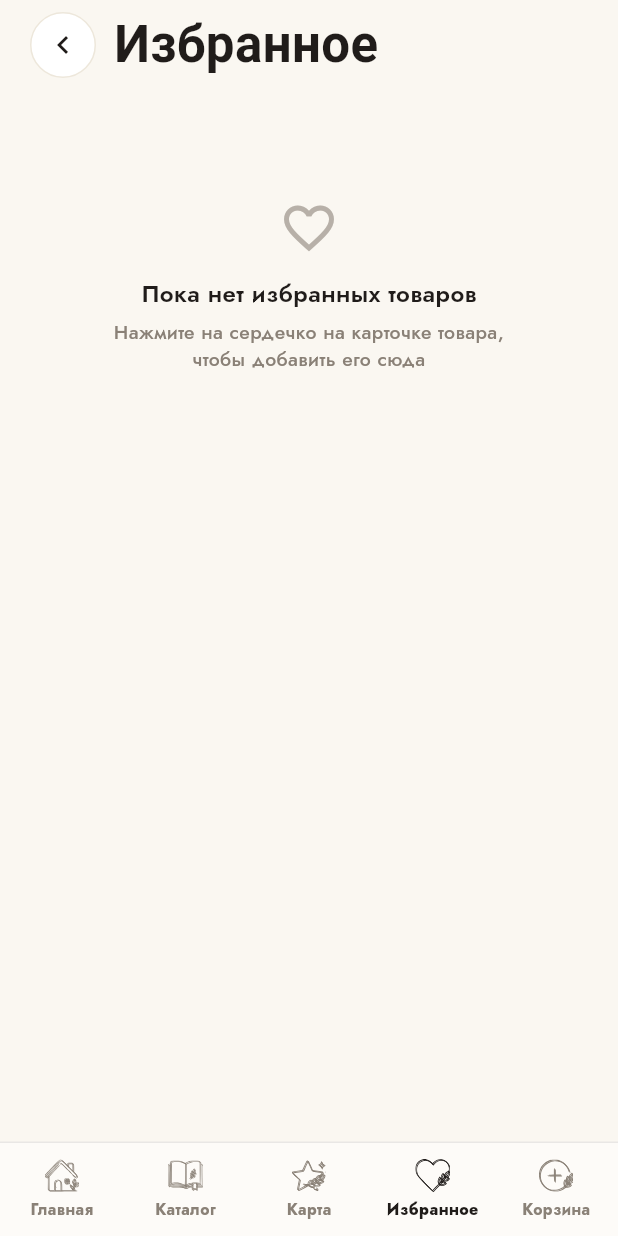
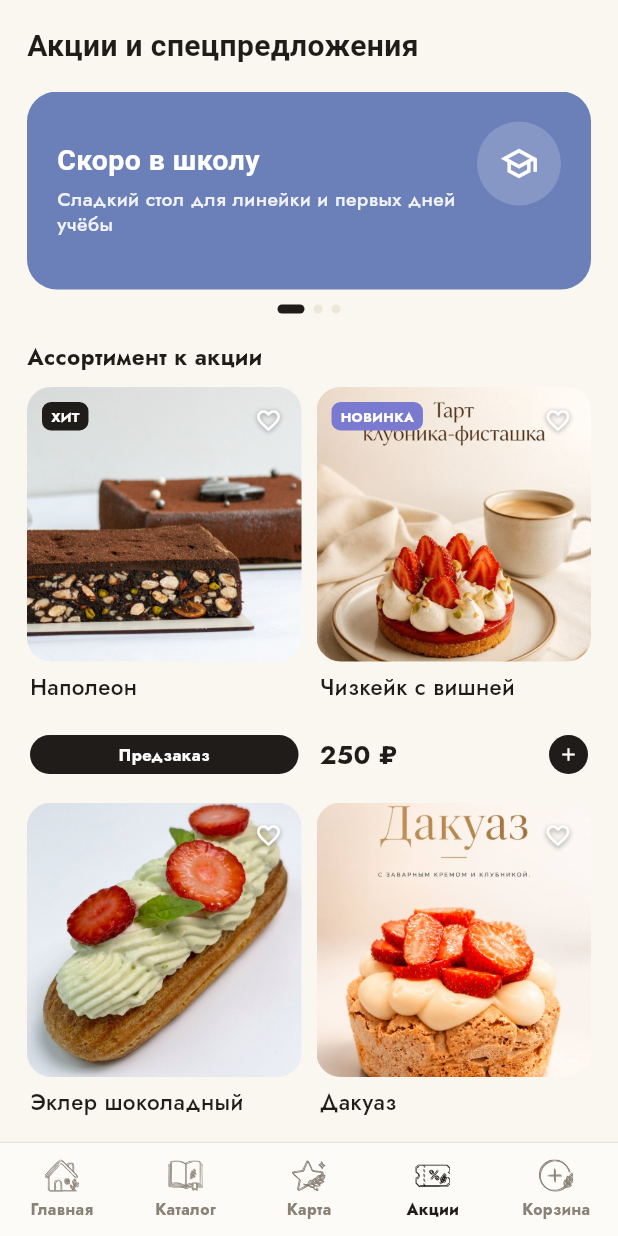
Before and after one commit to Sergey-nv86/vslast-premium, a Flutter app: the screen it shows after launch, item 4 of the bottom bar chosen, on a phone screen of 412 x 824 dp. Run offline on Flutter 3.47's test engine with Material 3 defaults, Android fonts, the phone set to English and light mode, and no system bars; our stand-ins replace flutter_svg, geolocator, google_fonts; missing offline and left inert: yandex_mapkit; accounts and stored records are empty; Roboto replaces fonts that are missing (Alice).

Commit message:
Фиксы главного экрана + новая вкладка 'Акции и спецпредложения'
Фиксы (по скриншотам с бага):
- HomeHeader вынесен из CustomScrollView — теперь всегда на месте, не
  уезжает вместе с 'Популярное'; заодно ушла визуальная коллизия
  прилипшей панели со статус-баром (нечем было раньше резервировать
  место сверху)
- CustomScrollView получил cacheExtent — тап по ещё не проскроленной
  категории не находил её GlobalKey/RenderBox (ленивая сборка sliver'ов)
  и молча ничего не делал; на Каталоге не было бага, т.к. там категории
  работают через обычную фильтрацию, а не scroll-to-section
- popular_section.dart: шрифт названия/цены увеличен (10.5/10 → 12.5/12),
  карточка чуть крупнее (76→84) под него

Новое:
- lib/features/promotions/ — модель Promotion (баннер + список id
  товаров) и экран PromotionsScreen: баннеры на всю ширину, горизонтальный
  PageView, под текущим баннером — ассортимент именно этой акции
- Нижняя навигация: вкладка 'Избранное' заменена на 'Акции' (Избранное
  осталось доступно через меню профиля на Главной — там оно и было)
- main_screen.dart/bottom_nav_bar.dart подключены к новому экрану

```diff
--- a/lib/features/home/screens/home_screen.dart
+++ b/lib/features/home/screens/home_screen.dart
@@ -15,13 +15,12 @@ import '../widgets/home_filter_sheet.dart';
 import '../widgets/home_header.dart';
 import '../widgets/popular_section.dart';
 
-/// Главная — единый CustomScrollView (раньше "Популярное" и витрина были
-/// раздельными: одна часть экрана не прокручивалась, другая скроллилась
-/// внутри своего Expanded). Так был устроен и референс, который прислали
-/// на проверку: "Популярное" уезжает вверх вместе с шапкой, а панель
-/// "Фильтр" + категории — единственное, что прилипает к верху экрана
-/// (SliverPersistentHeader, pinned: true), заняв ровно то место, откуда
-/// уехало "Популярное".
+/// Главная — единый CustomScrollView под шапкой (HomeHeader вынесен
+/// отдельно и всегда на месте, не часть скролла). "Популярное" уезжает
+/// вверх вместе с остальным контентом, а панель "Фильтр" + категории —
+/// единственное, что прилипает к верху этой области (SliverPersistentHeader,
+/// pinned: true), заняв ровно то место, откуда уехало "Популярное". Так
+/// был устроен и референс, который прислали на проверку.
 ///
 /// Товары сгруппированы по категориям (заголовок раздела + сетка 2
 /// колонки). Scroll-spy работает в обе стороны: при прокрутке активный
@@ -167,7 +166,17 @@ class _HomeScreenState extends State<HomeScreen> {
       bottom: false,
       child: Stack(
         children: [
-          LayoutBuilder(
+          Column(
+            children: [
+              // HomeHeader теперь ВСЕГДА на месте — не часть скролла.
+              // Раньше он был первым sliver'ом внутри CustomScrollView и
+              // уезжал вверх вместе с "Популярное"; при прокрутке до конца
+              // прилипшая панель категорий утыкалась прямо в статус-бар,
+              // потому что ничего больше не резервировало это место сверху.
+              // Теперь прокручивается только область НИЖЕ шапки (Expanded).
+              const HomeHeader(),
+              Expanded(
+                child: LayoutBuilder(
                   builder: (context, constraints) {
                     final itemWidth =
                         (constraints.maxWidth - _horizontalPadding * 2 - _gridSpacing) / 2;
@@ -175,8 +184,16 @@ class _HomeScreenState extends State<HomeScreen> {
                       key: _viewportKey,
                       controller: _scrollController,
                       physics: const BouncingScrollPhysics(),
+                      // Без большого cacheExtent Flutter лениво строит только
+                      // sliver-элементы рядом с видимой областью — тап по
+                      // ещё не проскроленной категории не находил её
+                      // GlobalKey/RenderBox (оба ещё не существовали) и
+                      // молча ничего не делал. Запаса с лихвой хватает на
+                      // весь список демо-товаров; при заметном росте
+                      // каталога лучше считать смещения разделов
+                      // аналитически, а не увеличивать это число дальше.
+                      cacheExtent: 4000,
                       slivers: [
-                  const SliverToBoxAdapter(child: HomeHeader()),
                         const SliverToBoxAdapter(child: SizedBox(height: 12)),
                         const SliverToBoxAdapter(
                           child: Padding(
@@ -236,14 +253,17 @@ class _HomeScreenState extends State<HomeScreen> {
                             }),
                             const SliverToBoxAdapter(child: SizedBox(height: 14)),
                           ],
-                    // Запас снизу — под плавающую плашку "Перейти в корзину"
-                    // и нижнюю навигацию, чтобы последний ряд карточек не
-                    // оказался под ними.
+                          // Запас снизу — под плавающую плашку "Перейти в
+                          // корзину" и нижнюю навигацию, чтобы последний
+                          // ряд карточек не оказался под ними.
                           const SliverToBoxAdapter(child: SizedBox(height: 90)),
                         ],
                       ],
                     );
                   },
+                ),
+              ),
+            ],
           ),
           if (!cart.isEmpty)
             Positioned(
--- a/lib/features/home/widgets/bottom_nav_bar.dart
+++ b/lib/features/home/widgets/bottom_nav_bar.dart
@@ -38,8 +38,8 @@ class PremiumBottomNavBar extends StatelessWidget {
           _item(icon: 'assets/icons/catalog.svg', label: 'Каталог', index: 1),
           _item(icon: 'assets/icons/premium.svg', label: 'Карта', index: 2),
           _item(
-            icon: 'assets/icons/favorite.svg',
-            label: 'Избранное',
+            icon: 'assets/icons/discount.svg',
+            label: 'Акции',
             index: 3,
           ),
           _item(icon: 'assets/icons/add.svg', label: 'Корзина', index: 4),
--- a/lib/features/home/widgets/popular_section.dart
+++ b/lib/features/home/widgets/popular_section.dart
@@ -62,7 +62,7 @@ class PopularSection extends StatelessWidget {
         const SizedBox(height: 8),
 
         SizedBox(
-          height: 114,
+          height: 128,
           child: ListView.separated(
             scrollDirection: Axis.horizontal,
             physics: const BouncingScrollPhysics(),
@@ -91,15 +91,15 @@ class _PopularItem extends StatelessWidget {
       onTap: onTap,
       behavior: HitTestBehavior.opaque,
       child: SizedBox(
-        width: 76,
+        width: 84,
         child: Column(
           crossAxisAlignment: CrossAxisAlignment.start,
           children: [
             ClipRRect(
               borderRadius: BorderRadius.circular(12),
               child: SizedBox(
-                width: 76,
-                height: 76,
+                width: 84,
+                height: 84,
                 child: Image.asset(
                   product.imageUrl,
                   fit: BoxFit.cover,
@@ -111,13 +111,13 @@ class _PopularItem extends StatelessWidget {
                 ),
               ),
             ),
-            const SizedBox(height: 5),
+            const SizedBox(height: 6),
             Text(
               product.name,
               maxLines: 1,
               overflow: TextOverflow.ellipsis,
               style: const TextStyle(
-                fontSize: 10.5,
+                fontSize: 12.5,
                 fontWeight: FontWeight.w600,
                 color: AppColors.textPrimary,
               ),
@@ -125,7 +125,7 @@ class _PopularItem extends StatelessWidget {
             Text(
               product.inStock ? "${product.price} ₽" : "Под заказ",
               style: const TextStyle(
-                fontSize: 10,
+                fontSize: 12,
                 fontWeight: FontWeight.w600,
                 color: AppColors.textSecondary,
               ),
--- /dev/null
+++ b/lib/features/promotions/models/promotion.dart
@@ -0,0 +1,54 @@
+import 'package:flutter/material.dart';
+
+/// Одна акция/спецпредложение — баннер + список товаров-участников
+/// (id из mockProducts, тот же каталог, что и везде в приложении).
+///
+/// Пока баннер рисуется цветом/градиентом + иконкой, а не фотографией —
+/// специальных промо-фото пока нет в assets, а плейсхолдер поверх чужого
+/// товарного фото выглядел бы недостоверно. Когда появятся баннерные
+/// изображения — добавьте поле imageAsset и переключите _PromoBanner на
+/// Image.asset, ничего в остальной логике экрана менять не придётся.
+class Promotion {
+  final String id;
+  final String title;
+  final String subtitle;
+  final IconData icon;
+  final Color color;
+  final List<String> productIds;
+
+  const Promotion({
+    required this.id,
+    required this.title,
+    required this.subtitle,
+    required this.icon,
+    required this.color,
+    required this.productIds,
+  });
+}
+
+const mockPromotions = <Promotion>[
+  Promotion(
+    id: 'back_to_school',
+    title: 'Скоро в школу',
+    subtitle: 'Сладкий стол для линейки и первых дней учёбы',
+    icon: Icons.school_outlined,
+    color: Color(0xFF6B7FB8),
+    productIds: ['napoleon_cake', 'cheesecake_cherry', 'eclair_chocolate', 'dacquoise'],
+  ),
+  Promotion(
+    id: 'ciabatta_discount',
+    title: 'Скидка на чиабатту −15%',
+    subtitle: 'Только на этой неделе',
+    icon: Icons.local_offer_outlined,
+    color: Color(0xFFB5804A),
+    productIds: ['ciabatta'],
+  ),
+  Promotion(
+    id: 'weekend_breakfast',
+    title: 'Выходные с завтраком',
+    subtitle: 'Свежая выпечка к утреннему кофе',
+    icon: Icons.free_breakfast_outlined,
+    color: Color(0xFF7A9B76),
+    productIds: ['croissant_butter', 'brioche', 'grain_bun'],
+  ),
+];
--- /dev/null
+++ b/lib/features/promotions/screens/promotions_screen.dart
@@ -0,0 +1,228 @@
+import 'package:flutter/material.dart';
+import 'package:google_fonts/google_fonts.dart';
+import '../../../data/mock_products.dart';
+import '../../../models/product.dart';
+import '../../../screens/product_detail_screen.dart';
+import '../../../theme/app_theme.dart';
+import '../../../widgets/product_card.dart';
+import '../models/promotion.dart';
+
+/// «Акции и спецпредложения» — новая вкладка нижней навигации (заменила
+/// «Избранное», которое осталось доступно через меню профиля на Главной).
+///
+/// Баннеры — на всю ширину экрана, горизонтальный свайп (PageView, один
+/// баннер = одна страница, без "подглядывания" соседних — просили "на всю
+/// ширину"). Под текущим баннером — ассортимент именно этой акции;
+/// пролистали баннер влево — сменился и список товаров под ним.
+class PromotionsScreen extends StatefulWidget {
+  const PromotionsScreen({super.key});
+
+  @override
+  State<PromotionsScreen> createState() => _PromotionsScreenState();
+}
+
+class _PromotionsScreenState extends State<PromotionsScreen> {
+  static const double _horizontalPadding = 18;
+  static const double _gridSpacing = 10;
+  static const double _cardTextBlockHeight = 84;
+
+  final PageController _bannerController = PageController();
+  int _activeIndex = 0;
+
+  @override
+  void dispose() {
+    _bannerController.dispose();
+    super.dispose();
+  }
+
+  List<Product> _productsFor(Promotion promo) => promo.productIds
+      .map((id) {
+        try {
+          return mockProducts.firstWhere((p) => p.id == id);
+        } catch (_) {
+          return null;
+        }
+      })
+      .whereType<Product>()
+      .toList();
+
+  void _openProductDetails(BuildContext context, Product product) {
+    Navigator.of(context).push(
+      MaterialPageRoute(builder: (_) => ProductDetailScreen(product: product)),
+    );
+  }
+
+  @override
+  Widget build(BuildContext context) {
+    final promotion = mockPromotions[_activeIndex];
+    final products = _productsFor(promotion);
+
+    return SafeArea(
+      top: false,
+      bottom: false,
+      child: Column(
+        crossAxisAlignment: CrossAxisAlignment.start,
+        children: [
+          Padding(
+            padding: const EdgeInsets.fromLTRB(_horizontalPadding, 16, _horizontalPadding, 4),
+            child: Text(
+              'Акции и спецпредложения',
+              style: GoogleFonts.alice(
+                fontSize: 20,
+                fontWeight: FontWeight.w700,
+                color: AppColors.textPrimary,
+              ),
+            ),
+          ),
+          const SizedBox(height: 12),
+          SizedBox(
+            height: 132,
+            child: PageView.builder(
+              controller: _bannerController,
+              itemCount: mockPromotions.length,
+              onPageChanged: (i) => setState(() => _activeIndex = i),
+              itemBuilder: (context, i) => Padding(
+                padding: const EdgeInsets.symmetric(horizontal: _horizontalPadding),
+                child: _PromoBanner(promotion: mockPromotions[i]),
+              ),
+            ),
+          ),
+          const SizedBox(height: 10),
+          _DotsIndicator(count: mockPromotions.length, activeIndex: _activeIndex),
+          const SizedBox(height: 18),
+          Padding(
+            padding: const EdgeInsets.symmetric(horizontal: _horizontalPadding),
+            child: Text(
+              'Ассортимент к акции',
+              style: AppTextStyles.rowLabel.copyWith(fontWeight: FontWeight.w700, fontSize: 15),
+            ),
+          ),
+          const SizedBox(height: 10),
+          Expanded(
+            child: products.isEmpty
+                ? _emptyState()
+                : LayoutBuilder(
+                    builder: (context, constraints) {
+                      final itemWidth =
+                          (constraints.maxWidth - _horizontalPadding * 2 - _gridSpacing) / 2;
+                      return GridView.builder(
+                        padding: const EdgeInsets.fromLTRB(
+                          _horizontalPadding, 0, _horizontalPadding, 90,
+                        ),
+                        physics: const BouncingScrollPhysics(),
+                        gridDelegate: SliverGridDelegateWithFixedCrossAxisCount(
+                          crossAxisCount: 2,
+                          mainAxisSpacing: _gridSpacing,
+                          crossAxisSpacing: _gridSpacing,
+                          mainAxisExtent: itemWidth + _cardTextBlockHeight,
+                        ),
+                        itemCount: products.length,
+                        itemBuilder: (context, index) => ProductCard(
+                          product: products[index],
+                          onOpenDetails: (p) => _openProductDetails(context, p),
+                        ),
+                      );
+                    },
+                  ),
+          ),
+        ],
+      ),
+    );
+  }
+
+  Widget _emptyState() => Center(
+    child: Padding(
+      padding: const EdgeInsets.symmetric(horizontal: 40),
+      child: Text(
+        'К этой акции пока нет товаров',
+        textAlign: TextAlign.center,
+        style: AppTextStyles.rowLabelMuted,
+      ),
+    ),
+  );
+}
+
+class _PromoBanner extends StatelessWidget {
+  final Promotion promotion;
+  const _PromoBanner({required this.promotion});
+
+  @override
+  Widget build(BuildContext context) {
+    return Container(
+      width: double.infinity,
+      padding: const EdgeInsets.all(20),
+      decoration: BoxDecoration(
+        color: promotion.color,
+        borderRadius: BorderRadius.circular(20),
+      ),
+      child: Row(
+        crossAxisAlignment: CrossAxisAlignment.start,
+        children: [
+          Expanded(
+            child: Column(
+              crossAxisAlignment: CrossAxisAlignment.start,
+              mainAxisAlignment: MainAxisAlignment.center,
+              children: [
+                Text(
+                  promotion.title,
+                  style: GoogleFonts.alice(
+                    fontSize: 19,
+                    fontWeight: FontWeight.w700,
+                    color: Colors.white,
+                    height: 1.15,
+                  ),
+                ),
+                const SizedBox(height: 6),
+                Text(
+                  promotion.subtitle,
+                  style: TextStyle(
+                    fontSize: 13,
+                    fontWeight: FontWeight.w500,
+                    color: Colors.white.withValues(alpha: .9),
+                    height: 1.3,
+                  ),
+                ),
+              ],
+            ),
+          ),
+          const SizedBox(width: 12),
+          Container(
+            width: 56,
+            height: 56,
+            decoration: BoxDecoration(
+              color: Colors.white.withValues(alpha: .18),
+              shape: BoxShape.circle,
+            ),
+            child: Icon(promotion.icon, size: 26, color: Colors.white),
+          ),
+        ],
+      ),
+    );
+  }
+}
+
+class _DotsIndicator extends StatelessWidget {
+  final int count;
+  final int activeIndex;
+  const _DotsIndicator({required this.count, required this.activeIndex});
+
+  @override
+  Widget build(BuildContext context) {
+    return Row(
+      mainAxisAlignment: MainAxisAlignment.center,
+      children: List.generate(count, (i) {
+        final active = i == activeIndex;
+        return AnimatedContainer(
+          duration: const Duration(milliseconds: 200),
+          margin: const EdgeInsets.symmetric(horizontal: 3),
+          width: active ? 18 : 6,
+          height: 6,
+          decoration: BoxDecoration(
+            color: active ? AppColors.primaryBrown : AppColors.divider,
+            borderRadius: BorderRadius.circular(3),
+          ),
+        );
+      }),
+    );
+  }
+}
--- a/lib/screens/main_screen.dart
+++ b/lib/screens/main_screen.dart
@@ -2,10 +2,10 @@ import 'package:flutter/material.dart';
 import 'package:provider/provider.dart';
 
 import '../features/home/screens/home_screen.dart';
+import '../features/promotions/screens/promotions_screen.dart';
 import '../providers/tab_navigation_controller.dart';
 import 'catalog_screen.dart';
 import 'loyalty_screen.dart';
-import 'favorite_screen.dart';
 import 'cart_screen.dart';
 
 import '../features/home/widgets/bottom_nav_bar.dart';
@@ -30,7 +30,7 @@ class MainScreen extends StatelessWidget {
           HomeScreen(),
           CatalogScreen(),
           LoyaltyScreen(),
-          FavoriteScreen(),
+          PromotionsScreen(),
           CartScreen(),
         ],
       ),
```
Lines whose indentation alone changed are shown as unchanged.
